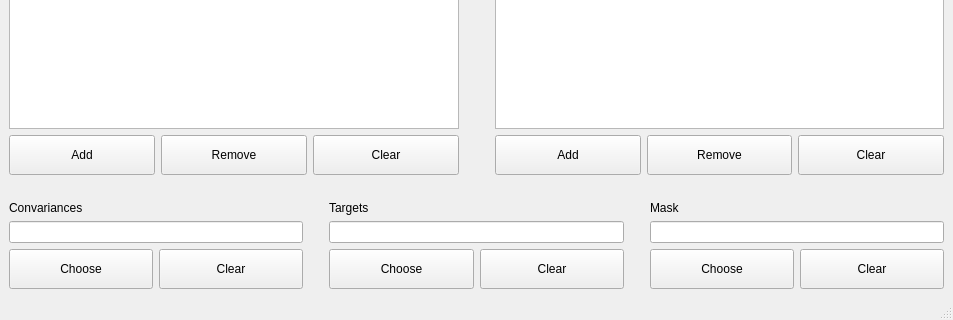
Qt form eslearn/gui_test/easylearn_data_loading_gui.ui (easylearn-fmri/easylearn_dev) before a commit; both pictures show x 0 to 953 and y 525 to 845 of the 953 by 845 pixel window.
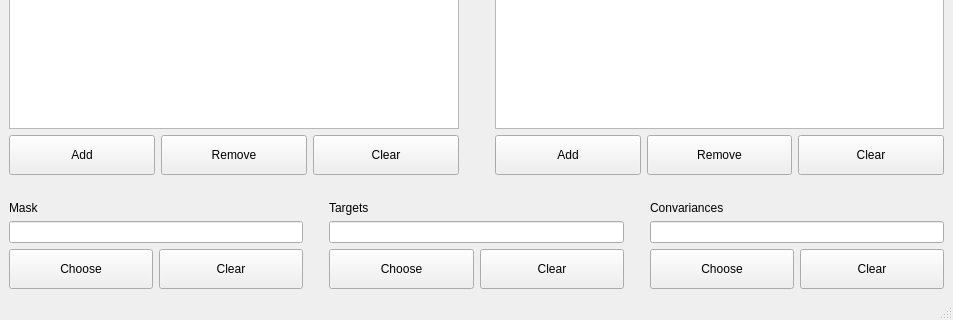
The same form after that commit.

Commit message: easylearn:gui:data loading module

Patch:
```diff
--- a/eslearn/gui_test/easylearn_data_loading_gui.ui
+++ b/eslearn/gui_test/easylearn_data_loading_gui.ui
@@ -309,21 +309,21 @@
     <item row="2" column="0">
      <layout class="QHBoxLayout" name="horizontalLayout">
       <item>
-       <layout class="QVBoxLayout" name="verticalLayout_file_covariance">
+       <layout class="QVBoxLayout" name="verticalLayout_file_mask">
         <item>
-         <widget class="QLabel" name="label_covariance">
+         <widget class="QLabel" name="label_mask">
           <property name="text">
-           <string>Convariances</string>
+           <string>Mask</string>
           </property>
          </widget>
         </item>
         <item>
-         <widget class="QLineEdit" name="lineEdit_cov"/>
+         <widget class="QLineEdit" name="lineEdit_mask"/>
         </item>
         <item>
-         <layout class="QHBoxLayout" name="file_btn_4">
+         <layout class="QHBoxLayout" name="file_btn_2">
           <item>
-           <widget class="QPushButton" name="pushButton_chooseCovariance">
+           <widget class="QPushButton" name="pushButton_chooseMask">
             <property name="minimumSize">
              <size>
               <width>20</width>
@@ -348,7 +348,7 @@
            </widget>
           </item>
           <item>
-           <widget class="QPushButton" name="pushButton_clearCovriance">
+           <widget class="QPushButton" name="pushButton_clearMask">
             <property name="minimumSize">
              <size>
               <width>20</width>
@@ -465,21 +465,21 @@
        </spacer>
       </item>
       <item>
-       <layout class="QVBoxLayout" name="verticalLayout_file_mask">
+       <layout class="QVBoxLayout" name="verticalLayout_file_covariance">
         <item>
-         <widget class="QLabel" name="label_mask">
+         <widget class="QLabel" name="label_covariance">
           <property name="text">
-           <string>Mask</string>
+           <string>Convariances</string>
           </property>
          </widget>
         </item>
         <item>
-         <widget class="QLineEdit" name="lineEdit_mask"/>
+         <widget class="QLineEdit" name="lineEdit_cov"/>
         </item>
         <item>
-         <layout class="QHBoxLayout" name="file_btn_2">
+         <layout class="QHBoxLayout" name="file_btn_4">
           <item>
-           <widget class="QPushButton" name="pushButton_chooseMask">
+           <widget class="QPushButton" name="pushButton_chooseCovariance">
             <property name="minimumSize">
              <size>
               <width>20</width>
@@ -504,7 +504,7 @@
            </widget>
           </item>
           <item>
-           <widget class="QPushButton" name="pushButton_clearMask">
+           <widget class="QPushButton" name="pushButton_clearCovriance">
             <property name="minimumSize">
              <size>
               <width>20</width>
```
Left out of the diff: 32 changed lines with no effect on the pictures. The commit also changes 2 other files.
